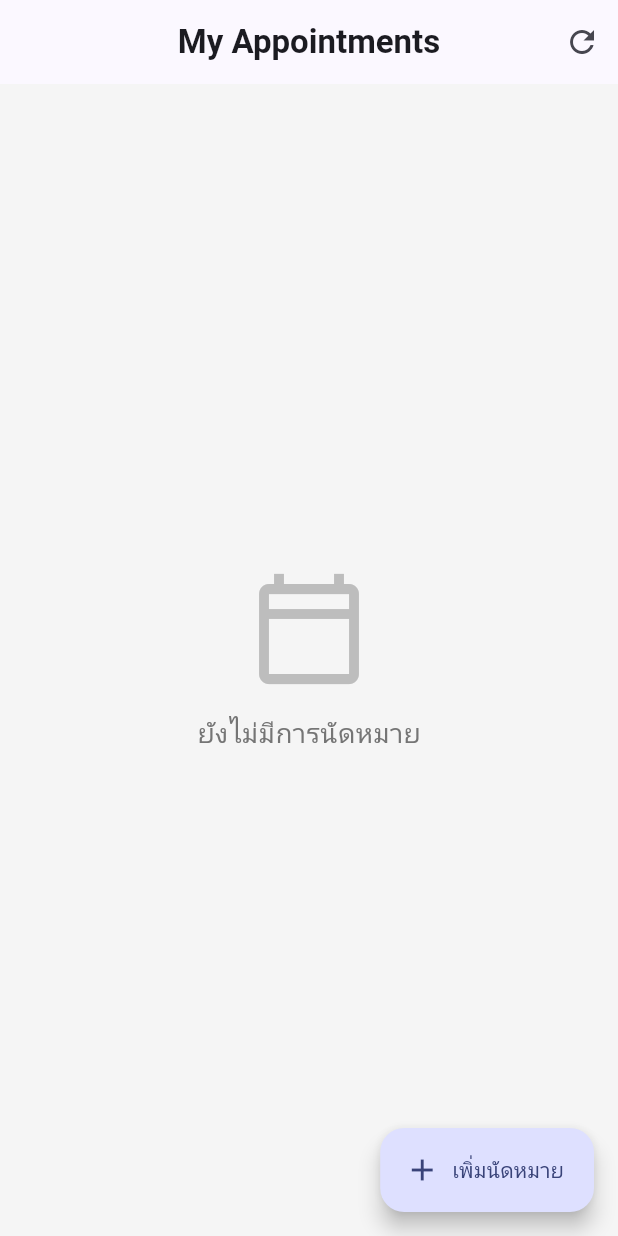
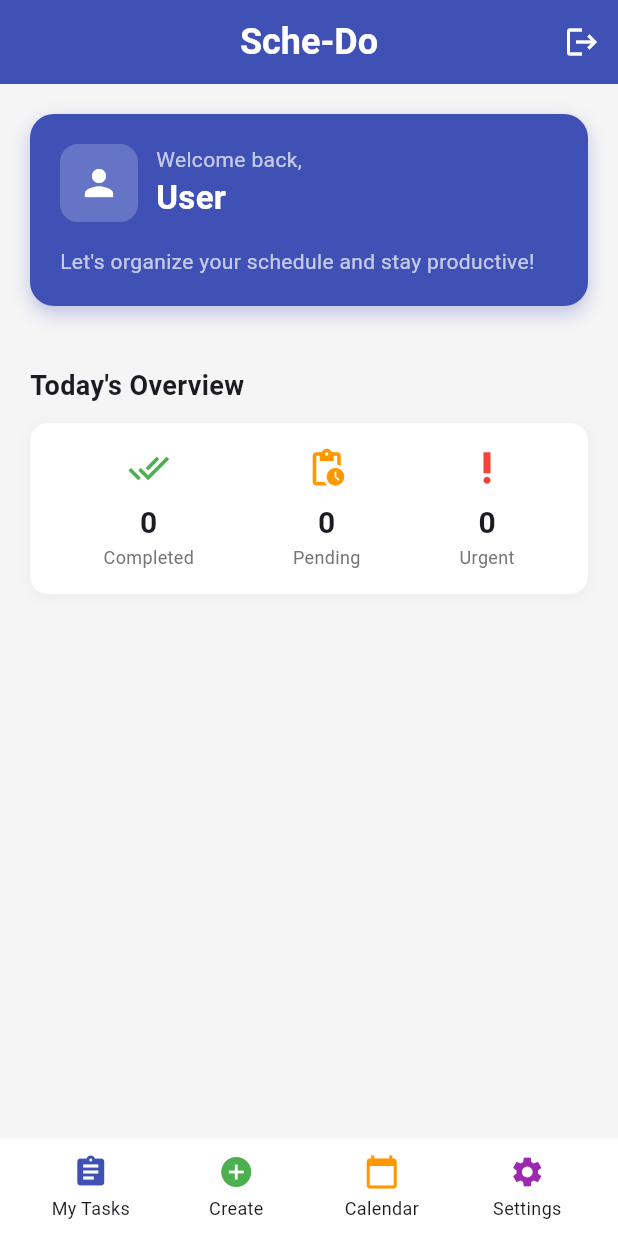
Before and after one commit to haveagrapeday/sche_do_project, a Flutter app: the screen it shows after launch, after a tap on "Login", on a phone screen of 412 x 824 dp. Run offline on Flutter 3.47's test engine with Material 3 defaults, Android fonts, the phone set to English and light mode, and no system bars; network calls fail.

Commit message:
add home_page

```diff
--- /dev/null
+++ b/flutter_app/lib/home_page.dart
@@ -0,0 +1,326 @@
+import 'package:flutter/material.dart';
+import 'task_page.dart';
+import 'login_page.dart';
+
+class HomePage extends StatefulWidget {
+  final String? username;
+
+  const HomePage({super.key, this.username});
+
+  @override
+  State<HomePage> createState() => _HomePageState();
+}
+
+class _HomePageState extends State<HomePage> {
+  @override
+  Widget build(BuildContext context) {
+    return Scaffold(
+      backgroundColor: Colors.grey[100],
+      appBar: AppBar(
+        title: const Text(
+          "Sche-Do",
+          style: TextStyle(fontWeight: FontWeight.bold, fontSize: 24),
+        ),
+        centerTitle: true,
+        elevation: 0,
+        backgroundColor: Colors.indigo,
+        foregroundColor: Colors.white,
+        actions: [
+          IconButton(
+            onPressed: () {
+              // Logout functionality
+              showDialog(
+                context: context,
+                builder: (BuildContext context) {
+                  return AlertDialog(
+                    title: const Text("Logout"),
+                    content: const Text("Are you sure you want to logout?"),
+                    actions: [
+                      TextButton(
+                        onPressed: () => Navigator.pop(context),
+                        child: const Text("Cancel"),
+                      ),
+                      TextButton(
+                        onPressed: () {
+                          Navigator.popUntil(context, (route) => false);
+                          Navigator.pushReplacement(
+                            context,
+                            MaterialPageRoute(
+                              builder: (context) => const LoginPage(),
+                            ),
+                          );
+                        },
+                        child: const Text("Logout"),
+                      ),
+                    ],
+                  );
+                },
+              );
+            },
+            icon: const Icon(Icons.logout),
+          ),
+        ],
+      ),
+      body: SingleChildScrollView(
+        child: Padding(
+          padding: const EdgeInsets.all(20.0),
+          child: Column(
+            crossAxisAlignment: CrossAxisAlignment.start,
+            children: [
+              // Welcome Card
+              Container(
+                padding: const EdgeInsets.all(20),
+                decoration: BoxDecoration(
+                  gradient: const LinearGradient(
+                    colors: [Colors.indigo, Colors.indigo],
+                    begin: Alignment.topLeft,
+                    end: Alignment.bottomRight,
+                  ),
+                  borderRadius: BorderRadius.circular(16),
+                  boxShadow: [
+                    BoxShadow(
+                      color: Colors.indigo.withOpacity(0.3),
+                      blurRadius: 10,
+                      offset: const Offset(0, 5),
+                    ),
+                  ],
+                ),
+                child: Column(
+                  crossAxisAlignment: CrossAxisAlignment.start,
+                  children: [
+                    Row(
+                      children: [
+                        Container(
+                          padding: const EdgeInsets.all(12),
+                          decoration: BoxDecoration(
+                            color: Colors.white.withOpacity(0.2),
+                            borderRadius: BorderRadius.circular(12),
+                          ),
+                          child: const Icon(
+                            Icons.person,
+                            color: Colors.white,
+                            size: 28,
+                          ),
+                        ),
+                        const SizedBox(width: 12),
+                        Expanded(
+                          child: Column(
+                            crossAxisAlignment: CrossAxisAlignment.start,
+                            children: [
+                              const Text(
+                                "Welcome back,",
+                                style: TextStyle(
+                                  color: Colors.white70,
+                                  fontSize: 14,
+                                ),
+                              ),
+                              Text(
+                                widget.username ?? "User",
+                                style: const TextStyle(
+                                  color: Colors.white,
+                                  fontSize: 22,
+                                  fontWeight: FontWeight.bold,
+                                ),
+                              ),
+                            ],
+                          ),
+                        ),
+                      ],
+                    ),
+                    const SizedBox(height: 16),
+                    const Text(
+                      "Let's organize your schedule and stay productive!",
+                      style: TextStyle(color: Colors.white70, fontSize: 14),
+                    ),
+                  ],
+                ),
+              ),
+              const SizedBox(height: 28),
+
+              const SizedBox(height: 12),
+
+              // Statistics/Info Section
+              const Text(
+                "Today's Overview",
+                style: TextStyle(fontSize: 18, fontWeight: FontWeight.bold),
+              ),
+              const SizedBox(height: 12),
+              Container(
+                padding: const EdgeInsets.all(16),
+                decoration: BoxDecoration(
+                  color: Colors.white,
+                  borderRadius: BorderRadius.circular(12),
+                  boxShadow: [
+                    BoxShadow(
+                      color: Colors.grey.withOpacity(0.1),
+                      blurRadius: 8,
+                      offset: const Offset(0, 2),
+                    ),
+                  ],
+                ),
+                child: Row(
+                  mainAxisAlignment: MainAxisAlignment.spaceAround,
+                  children: [
+                    Column(
+                      children: [
+                        const Icon(
+                          Icons.done_all,
+                          color: Colors.green,
+                          size: 28,
+                        ),
+                        const SizedBox(height: 8),
+                        const Text(
+                          "0",
+                          style: TextStyle(
+                            fontSize: 20,
+                            fontWeight: FontWeight.bold,
+                          ),
+                        ),
+                        Text(
+                          "Completed",
+                          style: TextStyle(
+                            fontSize: 12,
+                            color: Colors.grey[600],
+                          ),
+                        ),
+                      ],
+                    ),
+                    Column(
+                      children: [
+                        const Icon(
+                          Icons.pending_actions,
+                          color: Colors.orange,
+                          size: 28,
+                        ),
+                        const SizedBox(height: 8),
+                        const Text(
+                          "0",
+                          style: TextStyle(
+                            fontSize: 20,
+                            fontWeight: FontWeight.bold,
+                          ),
+                        ),
+                        Text(
+                          "Pending",
+                          style: TextStyle(
+                            fontSize: 12,
+                            color: Colors.grey[600],
+                          ),
+                        ),
+                      ],
+                    ),
+                    Column(
+                      children: [
+                        const Icon(
+                          Icons.priority_high,
+                          color: Colors.red,
+                          size: 28,
+                        ),
+                        const SizedBox(height: 8),
+                        const Text(
+                          "0",
+                          style: TextStyle(
+                            fontSize: 20,
+                            fontWeight: FontWeight.bold,
+                          ),
+                        ),
+                        Text(
+                          "Urgent",
+                          style: TextStyle(
+                            fontSize: 12,
+                            color: Colors.grey[600],
+                          ),
+                        ),
+                      ],
+                    ),
+                  ],
+                ),
+              ),
+              const SizedBox(height: 20),
+            ],
+          ),
+        ),
+      ),
+      bottomNavigationBar: Container(
+        color: Colors.white,
+        padding: const EdgeInsets.symmetric(vertical: 10, horizontal: 12),
+        child: SafeArea(
+          child: Row(
+            mainAxisAlignment: MainAxisAlignment.spaceBetween,
+            children: [
+              Expanded(
+                child: InkWell(
+                  onTap: () {
+                    Navigator.push(
+                      context,
+                      MaterialPageRoute(builder: (context) => const TaskPage()),
+                    );
+                  },
+                  child: Column(
+                    mainAxisSize: MainAxisSize.min,
+                    children: const [
+                      Icon(Icons.assignment, color: Colors.indigo),
+                      SizedBox(height: 4),
+                      Text('My Tasks', style: TextStyle(fontSize: 12)),
+                    ],
+                  ),
+                ),
+              ),
+              Expanded(
+                child: InkWell(
+                  onTap: () {
+                    ScaffoldMessenger.of(context).showSnackBar(
+                      const SnackBar(content: Text('Create Task')),
+                    );
+                  },
+                  child: Column(
+                    mainAxisSize: MainAxisSize.min,
+                    children: const [
+                      Icon(Icons.add_circle, color: Colors.green),
+                      SizedBox(height: 4),
+                      Text('Create', style: TextStyle(fontSize: 12)),
+                    ],
+                  ),
+                ),
+              ),
+              Expanded(
+                child: InkWell(
+                  onTap: () {
+                    ScaffoldMessenger.of(
+                      context,
+                    ).showSnackBar(const SnackBar(content: Text('Calendar')));
+                  },
+                  child: Column(
+                    mainAxisSize: MainAxisSize.min,
+                    children: const [
+                      Icon(Icons.calendar_today, color: Colors.orange),
+                      SizedBox(height: 4),
+                      Text('Calendar', style: TextStyle(fontSize: 12)),
+                    ],
+                  ),
+                ),
+              ),
+              Expanded(
+                child: InkWell(
+                  onTap: () {
+                    ScaffoldMessenger.of(
+                      context,
+                    ).showSnackBar(const SnackBar(content: Text('Settings')));
+                  },
+                  child: Column(
+                    mainAxisSize: MainAxisSize.min,
+                    children: const [
+                      Icon(Icons.settings, color: Colors.purple),
+                      SizedBox(height: 4),
+                      Text('Settings', style: TextStyle(fontSize: 12)),
+                    ],
+                  ),
+                ),
+              ),
+            ],
+          ),
+        ),
+      ),
+    );
+  }
+}
--- a/flutter_app/lib/login_page.dart
+++ b/flutter_app/lib/login_page.dart
@@ -1,5 +1,5 @@
 import 'package:flutter/material.dart';
-import 'task_page.dart'; // import เพื่อไปหน้า Task
+import 'home_page.dart'; // import เพื่อไปหน้า Home
 import 'register_page.dart'; // import เพื่อไปหน้า Register
 
 class LoginPage extends StatefulWidget {
@@ -49,10 +49,10 @@ class _LoginPageState extends State<LoginPage> {
               height: 50,
               child: ElevatedButton(
                 onPressed: () {
-                  // เมื่อกด Login ให้ย้ายไปหน้า TaskPage
+                  // เมื่อกด Login ให้ย้ายไปหน้า HomePage
                   Navigator.pushReplacement(
                     context,
-                    MaterialPageRoute(builder: (context) => const TaskPage()),
+                    MaterialPageRoute(builder: (context) => const HomePage()),
                   );
                 },
                 child: const Text("Login", style: TextStyle(fontSize: 18)),
--- a/flutter_app/lib/main.dart
+++ b/flutter_app/lib/main.dart
@@ -14,7 +14,6 @@ class MyApp extends StatelessWidget {
       debugShowCheckedModeBanner: false,
       title: 'Sche-Do Project',
       theme: ThemeData(useMaterial3: true, colorSchemeSeed: Colors.indigo),
-      // เริ่มต้นที่หน้า Login
       home: const LoginPage(),
     );
   }
```
